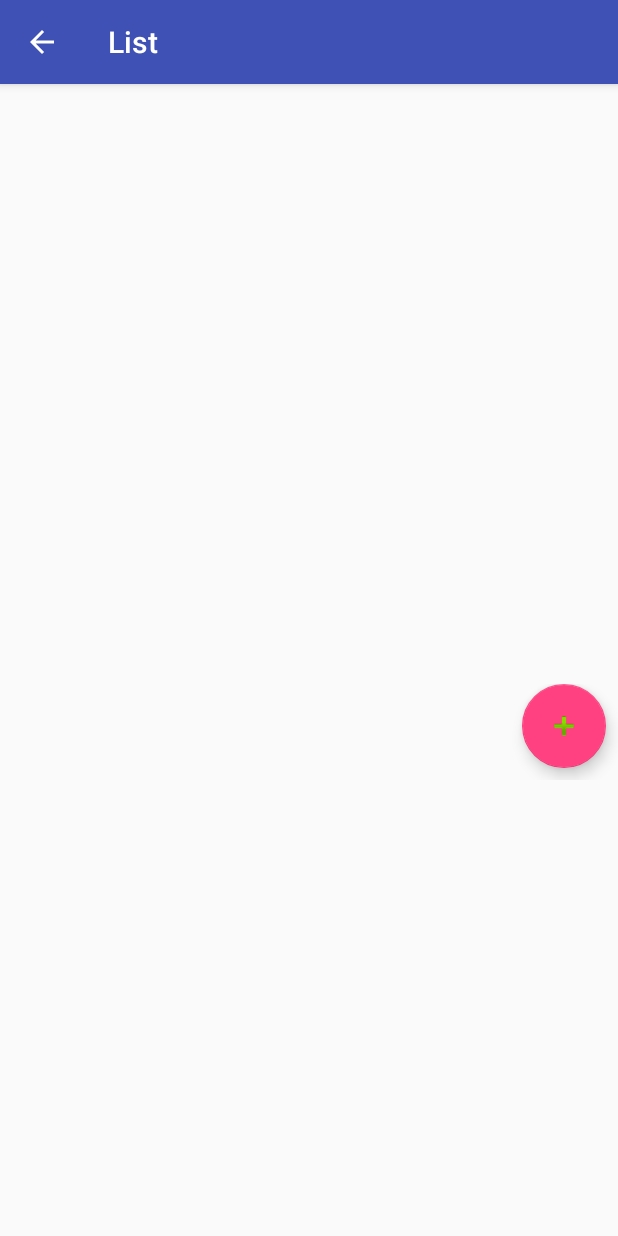
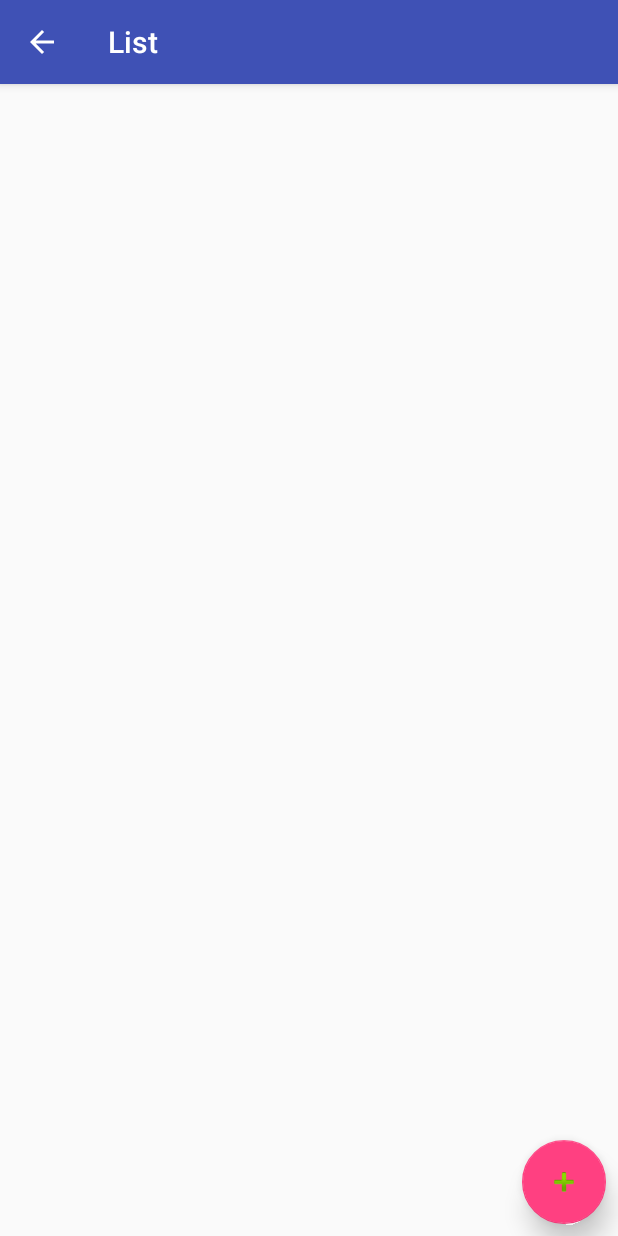
Before and after one commit to alexandersgr/ShopingListApp, an Android app: the ItemsOfListActivity screen opened directly, with no data from a screen before it, on a phone screen of 412 x 824 dp. Run offline under Robolectric (Android 15) with nearby library versions, the phone set to English and light mode, and no system bars.

Commit message:
14.01.18 15:32 fixes

```diff
--- a/app/src/main/java/com/groundsoft/dean/shoppinglist/ItemsOfListActivity.java
+++ b/app/src/main/java/com/groundsoft/dean/shoppinglist/ItemsOfListActivity.java
@@ -430,6 +430,8 @@ public class ItemsOfListActivity extends AppCompatActivity {
         it.addItemTest(currentList, categoryOrder, name, itemprice, itemquontity, 0, (int) date);
         it.close();
 
+        //TODO: пользовательские айтемы: добавить также в таблицу дефолтных айтемов
+
         //categorizedList(currentList);
 
         ila.refreshList();
--- a/app/src/main/java/com/groundsoft/dean/shoppinglist/Models/DfItms.java
+++ b/app/src/main/java/com/groundsoft/dean/shoppinglist/Models/DfItms.java
@@ -68,6 +68,8 @@ public class DfItms {
             e.printStackTrace();
         }
 
+        //TODO: пользовательские айтемы: прибавить к этому список пользовательских айтемов
+
         return defitems;
     }
 
--- a/app/src/main/java/com/groundsoft/dean/shoppinglist/MultiChoiceModeListeners/MainListMultiChoiceModeListener.java
+++ b/app/src/main/java/com/groundsoft/dean/shoppinglist/MultiChoiceModeListeners/MainListMultiChoiceModeListener.java
@@ -55,11 +55,11 @@ public class MainListMultiChoiceModeListener implements ListView.MultiChoiceMode
     public boolean onActionItemClicked(ActionMode mode, MenuItem item) {
         switch (item.getItemId()) {
             case R.id.edit:
-                //TODO: edit list name
+                //TODO: edit list name dialog
                 ((ShoppingListMainActivity)context).listNameEditDialog();
                 break;
             case R.id.copy:
-                //TODO: copy list
+                //TODO: copy list dialog
                 break;
             case R.id.delete:
                 mla.dropChecked();
--- a/app/src/main/res/layout/activity_items_of_list.xml
+++ b/app/src/main/res/layout/activity_items_of_list.xml
@@ -1,10 +1,9 @@
 <?xml version="1.0" encoding="utf-8"?>
-<LinearLayout xmlns:android="http://schemas.android.com/apk/res/android"
+<android.support.design.widget.CoordinatorLayout  xmlns:android="http://schemas.android.com/apk/res/android"
     xmlns:app="http://schemas.android.com/apk/res-auto"
     xmlns:tools="http://schemas.android.com/tools"
     android:layout_width="match_parent"
     android:layout_height="match_parent"
-    android:orientation="vertical"
     tools:context="com.groundsoft.dean.shoppinglist.ItemsOfListActivity">
 
     <android.support.design.widget.AppBarLayout
@@ -25,13 +24,10 @@
     <ListView
         android:id="@+id/itemsList"
         android:layout_width="match_parent"
-        android:layout_height="400dp" />
+        android:layout_height="match_parent">
 
-    <LinearLayout
-        android:id="@+id/btnholder"
-        android:layout_width="match_parent"
-        android:layout_height="wrap_content"
-        android:orientation="vertical">
+
+    </ListView>
 
     <android.support.design.widget.FloatingActionButton
         android:id="@+id/addListButton2"
@@ -45,9 +41,9 @@
         android:clickable="true"
         android:focusable="true"
         android:onClick="addItem"
+        app:elevation="10dp"
         app:layout_constraintBottom_toBottomOf="parent"
         app:layout_constraintEnd_toEndOf="parent"
         app:srcCompat="@android:drawable/ic_input_add" />
-    </LinearLayout>
 
-</LinearLayout>
+</android.support.design.widget.CoordinatorLayout>
--- a/app/src/main/res/values/strings.xml
+++ b/app/src/main/res/values/strings.xml
@@ -15,4 +15,5 @@
     <string name="main_list_ms_menu_subtitle2">lists selected</string>
     <string name="update_item_dialog_title">Edit</string>
     <string name="update_item_dialog_save_btn">Save</string>
+    <string name="action_defitems">Edit my favorite goods</string>
 </resources>
```
Also changed, not shown: app/src/main/java/com/groundsoft/dean/shoppinglist/ShoppingListMainActivity.java (+9 -15 lines), app/src/main/res/drawable/ic_more_vert_black_24px.xml (added, +9 -0 lines), app/src/main/res/drawable/ic_settings_black_24px.xml (added, +9 -0 lines), app/src/main/res/drawable/ic_star_black_24px.xml (added, +9 -0 lines), app/src/main/res/layout/switch_item.xml (deleted, +0 -11 lines), app/src/main/res/menu/list_ms_menu.xml (+3 -7 lines), app/src/main/res/menu/menu_shopping_list_main.xml (+21 -10 lines), 1 other file. Lines whose indentation alone changed are shown as unchanged.
